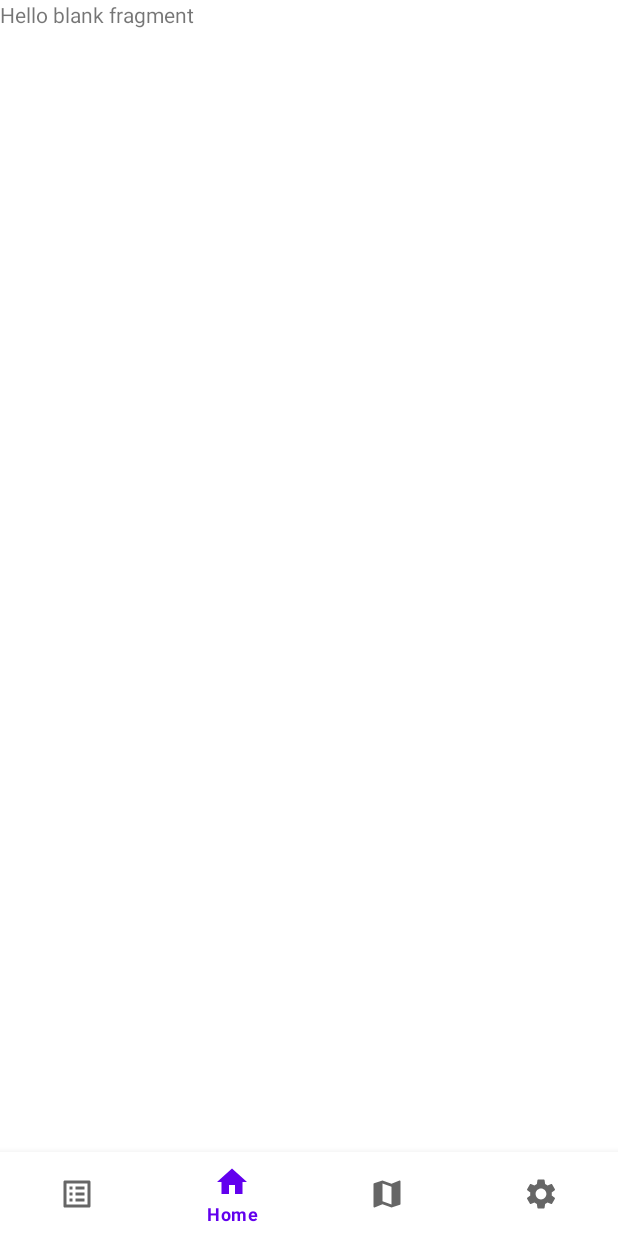
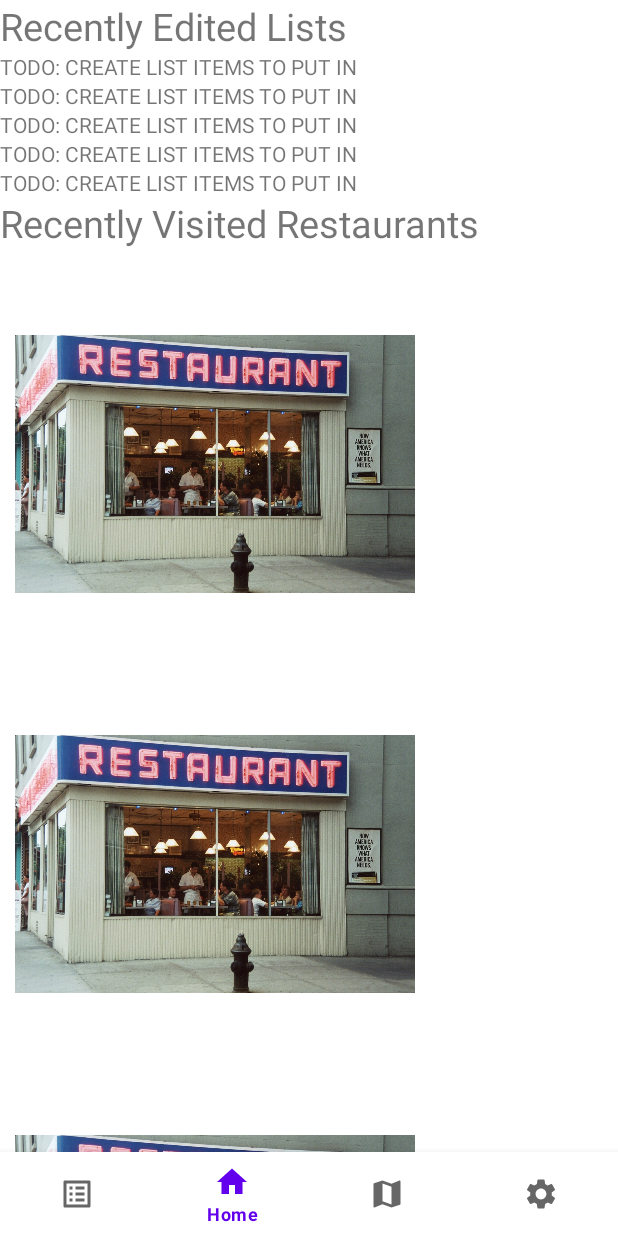
Before and after one commit to CSCI4325-MobileGroup3/Android_RestaurantPicker, an Android app: the screen it shows after launch (MainActivity), on a phone screen of 412 x 824 dp. Run offline under Robolectric (Android 15) with nearby library versions, the phone set to English and light mode, and no system bars.

Commit message:
Created a layout for the home fragment

```diff
--- a/app/src/main/AndroidManifest.xml
+++ b/app/src/main/AndroidManifest.xml
@@ -38,7 +38,6 @@
         <activity
             android:name=".MainActivity"
             android:exported="true"
-            android:label="@string/title_activity_main"
             android:theme="@style/Theme.RestaurantPicker.NoActionBar" >
         <intent-filter>
             <action android:name="android.intent.action.MAIN" />
--- a/app/src/main/res/layout/fragment_home.xml
+++ b/app/src/main/res/layout/fragment_home.xml
@@ -1,14 +1,108 @@
 <?xml version="1.0" encoding="utf-8"?>
 <FrameLayout xmlns:android="http://schemas.android.com/apk/res/android"
+    xmlns:app="http://schemas.android.com/apk/res-auto"
     xmlns:tools="http://schemas.android.com/tools"
     android:layout_width="match_parent"
     android:layout_height="match_parent"
     tools:context=".HomeFragment">
 
-    <!-- TODO: Update blank fragment layout -->
-    <TextView
+    <LinearLayout
         android:layout_width="match_parent"
         android:layout_height="match_parent"
-        android:text="@string/hello_blank_fragment" />
+        android:orientation="vertical">
+
+        <TextView
+            android:id="@+id/RecentListTitle"
+            android:layout_width="match_parent"
+            android:layout_height="wrap_content"
+            android:text="Recently Edited Lists"
+            android:textSize="25dp"
+            app:layout_constraintEnd_toEndOf="parent"
+            app:layout_constraintStart_toStartOf="parent"
+            app:layout_constraintTop_toTopOf="parent" />
+
+        <ScrollView
+            android:id="@+id/RecentListScroll"
+            android:layout_width="match_parent"
+            android:layout_height="wrap_content"
+            android:fillViewport="true"
+            app:layout_constraintEnd_toEndOf="parent"
+            app:layout_constraintStart_toStartOf="parent"
+            app:layout_constraintTop_toBottomOf="@id/RecentListTitle">
+
+            <LinearLayout
+                android:layout_width="match_parent"
+                android:layout_height="wrap_content"
+                android:orientation="vertical" >
+
+                <TextView
+                    android:layout_width="match_parent"
+                    android:layout_height="wrap_content"
+                    android:text="TODO: CREATE LIST ITEMS TO PUT IN" />
+                <TextView
+                    android:layout_width="match_parent"
+                    android:layout_height="wrap_content"
+                    android:text="TODO: CREATE LIST ITEMS TO PUT IN" />
+                <TextView
+                    android:layout_width="match_parent"
+                    android:layout_height="wrap_content"
+                    android:text="TODO: CREATE LIST ITEMS TO PUT IN" />
+                <TextView
+                    android:layout_width="match_parent"
+                    android:layout_height="wrap_content"
+                    android:text="TODO: CREATE LIST ITEMS TO PUT IN" />
+                <TextView
+                    android:layout_width="match_parent"
+                    android:layout_height="wrap_content"
+                    android:text="TODO: CREATE LIST ITEMS TO PUT IN" />
+            </LinearLayout>
+        </ScrollView>
+
+        <TextView
+            android:id="@+id/RecentRestaurantTitle"
+            android:layout_width="match_parent"
+            android:layout_height="wrap_content"
+            android:text="Recently Visited Restaurants"
+            android:textSize="25dp"
+            app:layout_constraintEnd_toEndOf="parent"
+            app:layout_constraintStart_toStartOf="parent"
+            app:layout_constraintTop_toBottomOf="@id/RecentListScroll"
+            app:layout_constraintBottom_toTopOf="@id/RecentRestaurantScroll"/>
+
+        <ScrollView
+            android:id="@+id/RecentRestaurantScroll"
+            android:layout_width="match_parent"
+            android:layout_height="wrap_content"
+            android:orientation="vertical"
+            android:fillViewport="true"
+            app:layout_constraintEnd_toEndOf="parent"
+            app:layout_constraintStart_toStartOf="parent"
+            app:layout_constraintTop_toBottomOf="@id/RecentRestaurantTitle"
+            app:layout_constraintBottom_toBottomOf="parent">
+
+            <LinearLayout
+                android:layout_width="match_parent"
+                android:layout_height="wrap_content"
+                android:orientation="vertical"
+                android:padding="10dp">
+
+                <ImageView
+                    android:layout_width="400px"
+                    android:layout_height="400px"
+                    android:src="@drawable/default_restaurant"/>
+
+                <ImageView
+                    android:layout_width="400px"
+                    android:layout_height="400px"
+                    android:src="@drawable/default_restaurant" />
+
+                <ImageView
+                    android:layout_width="400px"
+                    android:layout_height="400px"
+                    android:src="@drawable/default_restaurant"/>
+            </LinearLayout>
+        </ScrollView>
+    </LinearLayout>
+
 
 </FrameLayout>
```
Also changed, not shown: app/src/main/res/drawable/default_restaurant.jpg (added).
